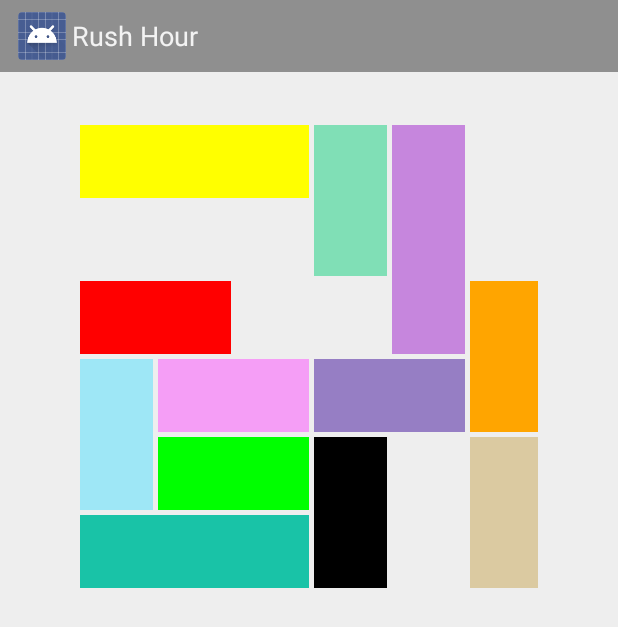
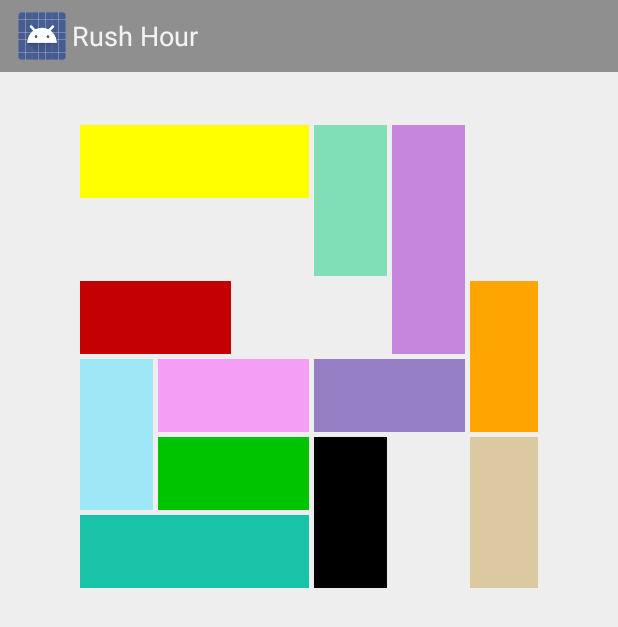
Before and after one commit to jakobcornell/RushHourAndroid, an Android app: the screen it shows after launch (FullscreenActivity), on a phone screen of 412 x 824 dp. Shown: the top 627 px of the screen. Run offline under Robolectric (Android 15) with nearby library versions, the light colour scheme and no system bars; pictures from the network do not load.

Commit message:
BoardLoader added

```diff
--- /dev/null
+++ b/app/src/main/java/com/camilstaps/rushhour/BoardLoader.java
@@ -0,0 +1,47 @@
+package com.camilstaps.rushhour;
+
+import android.graphics.Color;
+
+import java.io.File;
+import java.io.FileNotFoundException;
+import java.io.IOException;
+import java.io.InputStream;
+import java.util.Scanner;
+
+/**
+ * Created by Jos on 23-4-2015.
+ */
+public class BoardLoader {
+    public BoardLoader()
+    {}
+
+    public Board loadBoard(InputStream file)
+    {
+        Scanner scan = new Scanner(file);
+
+        Board board = new Board();
+
+        int numCars = scan.nextInt();
+        scan.nextLine();
+
+        for(int carN = 0; carN < numCars; carN++)
+        {
+            int x1 = scan.nextInt();
+            int y1 = scan.nextInt();
+            int x2 = scan.nextInt();
+            int y2 = scan.nextInt();
+            scan.nextLine();
+
+            int r = scan.nextInt();
+            int g = scan.nextInt();
+            int b = scan.nextInt();
+
+            Car c = new Car(new Coordinate(x1, y1), new Coordinate(x2, y2), Color.rgb(r, g, b));
+            board.add(c);
+
+            if(scan.hasNext()) scan.nextLine();
+        }
+
+        return board;
+    }
+}
--- a/app/src/main/java/com/camilstaps/rushhour/FullscreenActivity.java
+++ b/app/src/main/java/com/camilstaps/rushhour/FullscreenActivity.java
@@ -12,6 +12,9 @@ import android.widget.LinearLayout;
 import android.widget.RelativeLayout;
 
 import com.camilstaps.rushhour.util.SystemUiHider;
+
+import java.io.IOException;
+import java.io.InputStream;
 
 /**
  * An example full-screen activity that shows and hides the system UI (i.e.
@@ -31,19 +34,23 @@ public class FullscreenActivity extends Activity {
 
         setContentView(R.layout.activity_fullscreen);
 
-        final Board board = new Board();
-        board.add(new Car(new Coordinate(0,0), new Coordinate(2,0), Color.YELLOW));
-        board.add(new Car(new Coordinate(3,0), new Coordinate(3,1), Color.rgb(128,223,182)));
-        board.add(new Car(new Coordinate(4,0), new Coordinate(4,2), Color.rgb(198, 134,221)));
-        board.add(new Car(new Coordinate(0,2), new Coordinate(1,2), Color.RED));
-        board.add(new Car(new Coordinate(5,2), new Coordinate(5,3), Color.rgb(255,165,0)));
-        board.add(new Car(new Coordinate(0,3), new Coordinate(0,4), Color.rgb(158,231,246)));
-        board.add(new Car(new Coordinate(1,3), new Coordinate(2,3), Color.rgb(245,158,246)));
-        board.add(new Car(new Coordinate(3,3), new Coordinate(4,3), Color.rgb(150,126,196)));
-        board.add(new Car(new Coordinate(1,4), new Coordinate(2,4), Color.GREEN));
-        board.add(new Car(new Coordinate(3,4), new Coordinate(3,5), Color.BLACK));
-        board.add(new Car(new Coordinate(5,4), new Coordinate(5,5), Color.rgb(219,202,161)));
-        board.add(new Car(new Coordinate(0,5), new Coordinate(2,5), Color.rgb(25,195,167)));
+        InputStream input = getResources().openRawResource(R.raw.level);
+
+        BoardLoader loader = new BoardLoader();
+        final Board board = loader.loadBoard(input);
+        //final Board board = new Board();
+//        board.add(new Car(new Coordinate(0,0), new Coordinate(2,0), Color.YELLOW));
+//        board.add(new Car(new Coordinate(3,0), new Coordinate(3,1), Color.rgb(128,223,182)));
+//        board.add(new Car(new Coordinate(4,0), new Coordinate(4,2), Color.rgb(198, 134,221)));
+//        board.add(new Car(new Coordinate(0,2), new Coordinate(1,2), Color.RED));
+//        board.add(new Car(new Coordinate(5,2), new Coordinate(5,3), Color.rgb(255,165,0)));
+//        board.add(new Car(new Coordinate(0,3), new Coordinate(0,4), Color.rgb(158,231,246)));
+//        board.add(new Car(new Coordinate(1,3), new Coordinate(2,3), Color.rgb(245,158,246)));
+//        board.add(new Car(new Coordinate(3,3), new Coordinate(4,3), Color.rgb(150,126,196)));
+//        board.add(new Car(new Coordinate(1,4), new Coordinate(2,4), Color.GREEN));
+//        board.add(new Car(new Coordinate(3,4), new Coordinate(3,5), Color.BLACK));
+//        board.add(new Car(new Coordinate(5,4), new Coordinate(5,5), Color.rgb(219,202,161)));
+//        board.add(new Car(new Coordinate(0,5), new Coordinate(2,5), Color.rgb(25,195,167)));
 
         soundPool = new SoundPool(2, AudioManager.STREAM_MUSIC, 0);
         soundPool.setOnLoadCompleteListener(new SoundPool.OnLoadCompleteListener() {
```
Also changed, not shown: app/src/main/res/raw/level.txt (added, +25 -0 lines).
